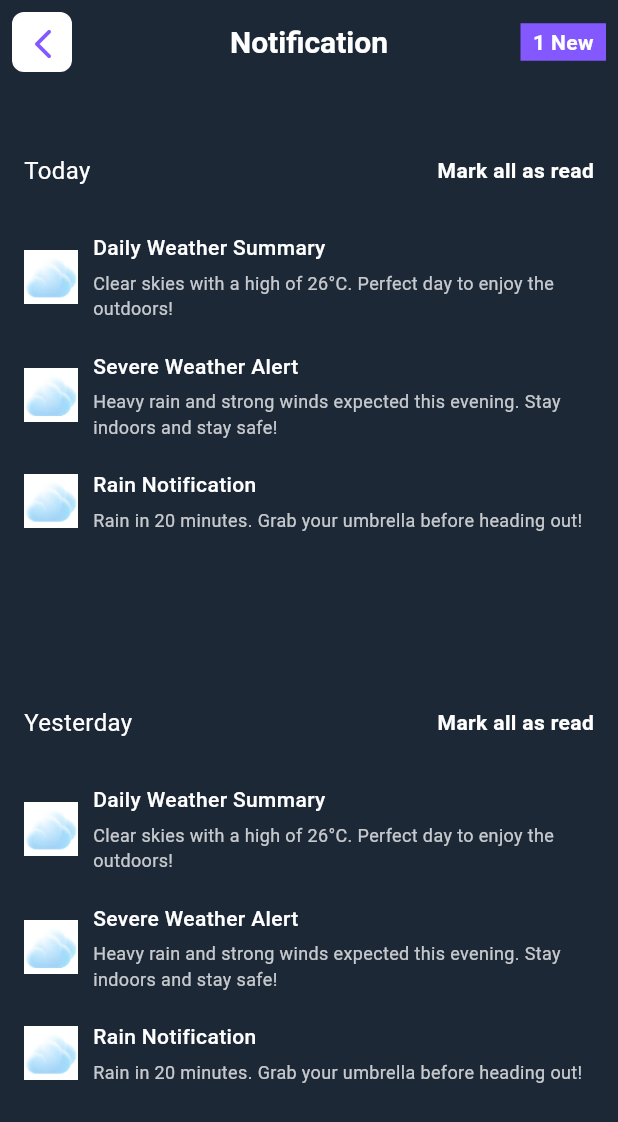
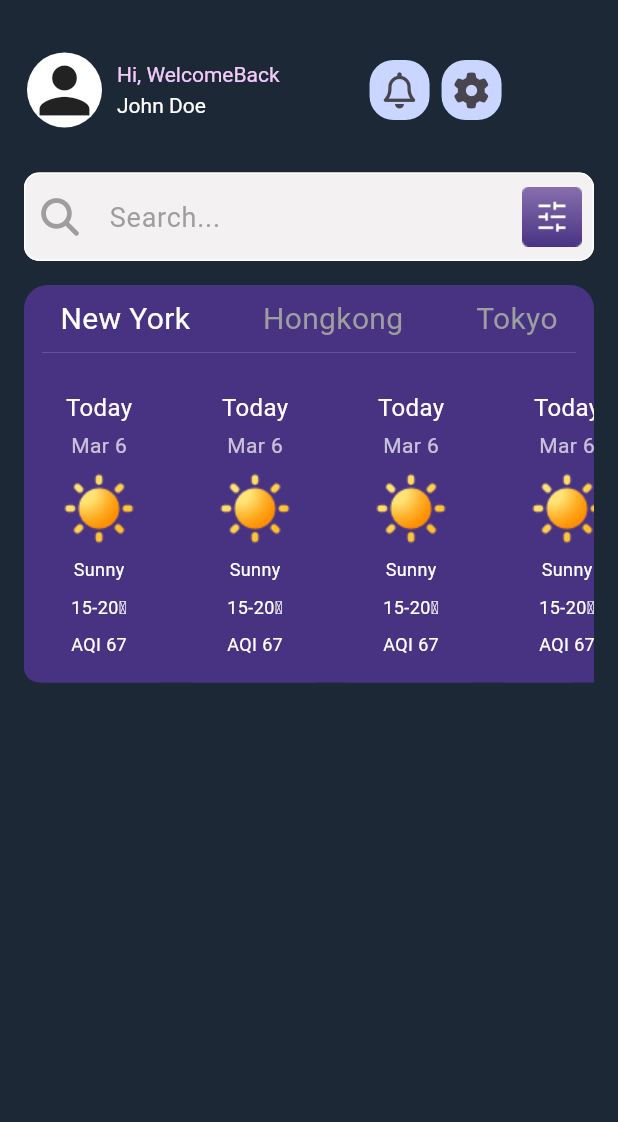
Before and after one commit to doaasafwat/Weather_Forecasting_App, a Flutter app: the NotificationView screen opened directly, after a tap on the "arrow back ios" icon, on a phone screen of 412 x 824 dp. Shown: the top 1122 px of the screen. Run offline on Flutter 3.47's test engine with Material 3 defaults, Android fonts, the light colour scheme and no system bars; our stand-ins replace font_awesome_flutter.

Commit message:
add weather forecast details

```diff
--- a/lib/main.dart
+++ b/lib/main.dart
@@ -1,5 +1,4 @@
 import 'package:flutter/material.dart';
-import 'package:weather_forecasting_app/views/Notification/notification_view.dart';
 import 'package:weather_forecasting_app/views/splash_view.dart';
 
 void main() {
--- a/lib/views/Notification/notification_view.dart
+++ b/lib/views/Notification/notification_view.dart
@@ -1,5 +1,6 @@
 import 'package:flutter/material.dart';
 import 'package:weather_forecasting_app/views/Notification/notification_view_body.dart';
+import 'package:weather_forecasting_app/views/search_view.dart';
 
 class NotificationView extends StatelessWidget {
   const NotificationView({super.key});
@@ -29,7 +30,14 @@ class NotificationView extends StatelessWidget {
             width: 40,
             height: 40,
             child: IconButton(
-              onPressed: () {},
+              onPressed: () {
+                Navigator.push(
+                  context,
+                  MaterialPageRoute(
+                    builder: (context) => SearchView(),
+                  ),
+                );
+              },
               icon: const Icon(
                 Icons.arrow_back_ios_rounded,
                 size: 24,
--- a/lib/views/SettingsView.dart
+++ b/lib/views/SettingsView.dart
@@ -1,7 +1,6 @@
 import 'package:flutter/material.dart';
 
 import 'package:weather_forecasting_app/widgets/custom_list_tile.dart';
-
 
 class Setting extends StatefulWidget {
   const Setting({super.key});
@@ -52,7 +51,7 @@ class _SettingState extends State<Setting> {
                 },
                 tileColor: const Color(0xFF1D2837),
                 title: const Text(
-                  'cellular Data',
+                  'Cellular Data',
                   style: TextStyle(
                       fontSize: 20,
                       fontWeight: FontWeight.bold,
--- a/lib/views/change_password_view.dart
+++ /dev/null
@@ -1,98 +0,0 @@
-import 'package:flutter/material.dart';
-import 'package:weather_forecasting_app/widgets/custom_text_field.dart';
-
-
-class Changepassword extends StatelessWidget {
-  const Changepassword  ({super.key});
-
-  @override
-  Widget build(BuildContext context) {
-    return
-       Scaffold(
-        appBar: AppBar(
-          backgroundColor: const Color(0xff1D2837),
-          leading: Container(
-              margin: const EdgeInsets.all(8),
-              decoration: BoxDecoration(
-                  borderRadius: BorderRadius.circular(8), color: Colors.white),
-              child: const BackButton()),
-        ),
-        body: Container(
-          color: const Color(0xff1D2837),
-          child: Padding(
-            padding: const EdgeInsets.only(top: 50),
-            child: Column(
-              mainAxisAlignment: MainAxisAlignment.start,
-              crossAxisAlignment: CrossAxisAlignment.start,
-              children: [
-                const Padding(
-                  padding: EdgeInsets.only(left: 15),
-                  child: Text(
-                    'Create new password',
-                    style: TextStyle(
-                        fontSize: 35,
-                        fontWeight: FontWeight.w500,
-                        color: Colors.white),
-                  ),
-                ),
-                const SizedBox(
-                  height: 15,
-                ),
-                const Padding(
-                  padding: EdgeInsets.only(left: 15),
-                  child: Text(
-                    'Your password must be unique from\n those previously used.',
-                    style: TextStyle(
-                        fontSize: 20,
-                        color: Colors.white,
-                        fontWeight: FontWeight.w300),
-                  ),
-                ),
-                const SizedBox(
-                  height: 50,
-                ),
-                const TextFieldWidget(
-                  label: 'Current password',
-                ),
-                const SizedBox(
-                  height: 20,
-                ),
-                const TextFieldWidget(
-                  label: 'New password',
-                ),
-                const SizedBox(
-                  height: 20,
-                ),
-                const TextFieldWidget(
-                  label: 'Confirm password',
-                ),
-                const SizedBox(
-                  height: 20,
-                ),
-                Padding(
-                  padding: const EdgeInsets.symmetric(horizontal: 15),
-                  child: ClipRRect(
-                    borderRadius: BorderRadius.circular(12),
-                    child: ElevatedButton(
-                      style: const ButtonStyle(
-                          fixedSize: WidgetStatePropertyAll(
-                              Size.fromWidth(double.maxFinite)),
-                          shape: WidgetStatePropertyAll(LinearBorder.none),
-                          backgroundColor:
-                              WidgetStatePropertyAll(Color(0xff8458FF))),
-                      onPressed: () {},
-                      child: const Text(
-                        'Create',
-                        style: TextStyle(fontSize: 20, color: Colors.white),
-                      ),
-                    ),
-                  ),
-                ),
-              ],
-            ),
-          ),
-        ),
-
-    );
-  }
-}
--- /dev/null
+++ b/lib/views/create_new_password.dart
@@ -0,0 +1,107 @@
+import 'package:flutter/material.dart';
+import 'package:weather_forecasting_app/views/password_changed_view.dart';
+import 'package:weather_forecasting_app/widgets/custom_button.dart';
+import 'package:weather_forecasting_app/widgets/custom_text_field.dart';
+
+class CreateNewPassword extends StatelessWidget {
+  const CreateNewPassword({super.key});
+
+  @override
+  Widget build(BuildContext context) {
+    return Scaffold(
+      appBar: AppBar(
+        backgroundColor: const Color(0xff1D2837),
+        leading: Container(
+            margin: const EdgeInsets.all(8),
+            decoration: BoxDecoration(
+                borderRadius: BorderRadius.circular(8), color: Colors.white),
+            child: const BackButton()),
+      ),
+      body: Container(
+        color: const Color(0xff1D2837),
+        child: Padding(
+          padding: const EdgeInsets.only(top: 50),
+          child: Column(
+            mainAxisAlignment: MainAxisAlignment.start,
+            crossAxisAlignment: CrossAxisAlignment.start,
+            children: [
+              const Padding(
+                padding: EdgeInsets.only(left: 15),
+                child: Text(
+                  'Create new password',
+                  style: TextStyle(
+                      fontSize: 30,
+                      fontWeight: FontWeight.w500,
+                      color: Colors.white),
+                ),
+              ),
+              const SizedBox(
+                height: 15,
+              ),
+              const Padding(
+                padding: EdgeInsets.only(left: 15),
+                child: Text(
+                  'Your password must be unique from\n those previously used.',
+                  style: TextStyle(
+                      fontSize: 18,
+                      color: Colors.white,
+                      fontWeight: FontWeight.w300),
+                ),
+              ),
+              const SizedBox(
+                height: 50,
+              ),
+              const TextFieldWidget(
+                label: 'Current password',
+              ),
+              const SizedBox(
+                height: 20,
+              ),
+              const TextFieldWidget(
+                label: 'New password',
+              ),
+              const SizedBox(
+                height: 20,
+              ),
+              const TextFieldWidget(
+                label: 'Confirm password',
+              ),
+              const SizedBox(
+                height: 20,
+              ),
+              CustomButton(
+                text: 'Create',
+                onTap: () {
+                  Navigator.push(
+                    context,
+                    MaterialPageRoute(
+                        builder: (context) => const PasswordChangedView()),
+                  );
+                },
+              ),
+              // Padding(
+              //   padding: const EdgeInsets.symmetric(horizontal: 15),
+              //   child: ClipRRect(
+              //     borderRadius: BorderRadius.circular(12),
+              //     child: ElevatedButton(
+              //       style: const ButtonStyle(
+              //           fixedSize: WidgetStatePropertyAll(
+              //               Size.fromWidth(double.maxFinite)),
+              //           shape: WidgetStatePropertyAll(LinearBorder.none),
+              //           backgroundColor:
+              //               WidgetStatePropertyAll(Color(0xff8458FF))),
+              //       onPressed: () {},
+              //       child: const Text(
+              //         'Create',
+              //         style: TextStyle(fontSize: 20, color: Colors.white),
+              //       ),
+              //     ),
+              //   ),
+              // ),
+            ],
+          ),
+        ),
+      ),
+    );
+  }
+}
--- /dev/null
+++ b/lib/views/search_view.dart
@@ -0,0 +1,14 @@
+import 'package:flutter/material.dart';
+import 'package:weather_forecasting_app/widgets/search_view_body.dart';
+
+class SearchView extends StatelessWidget {
+  const SearchView({super.key});
+
+  @override
+  Widget build(BuildContext context) {
+    return const Scaffold(
+      backgroundColor: Color(0xFF1D2837),
+      body: SearchViewBody(),
+    );
+  }
+}
--- a/lib/views/splash_view.dart
+++ b/lib/views/splash_view.dart
@@ -1,5 +1,5 @@
 import 'package:flutter/material.dart';
-import 'package:weather_forecasting_app/views/password_changed_view.dart';
+import 'package:weather_forecasting_app/views/create_new_password.dart';
 import 'package:weather_forecasting_app/widgets/splash_view_body.dart';
 
 class SplashView extends StatefulWidget {
@@ -27,8 +27,7 @@ class _SplashViewState extends State<SplashView>
     Future.delayed(const Duration(seconds: 3), () {
       Navigator.pushReplacement(
         context,
-        MaterialPageRoute(
-            builder: (context) => const PasswordChangedView()),
+        MaterialPageRoute(builder: (context) => const CreateNewPassword()),
       );
     });
   }
--- /dev/null
+++ b/lib/views/weather_forecast_details_view.dart
@@ -0,0 +1,11 @@
+import 'package:flutter/cupertino.dart';
+import 'package:weather_forecasting_app/widgets/weather_forecast_details_body.dart';
+
+class WeatherForecastDetailsView extends StatelessWidget {
+  const WeatherForecastDetailsView({super.key});
+
+  @override
+  Widget build(BuildContext context) {
+    return const WeatherForecastDetailsBody();
+  }
+}
--- a/lib/widgets/custom_button.dart
+++ b/lib/widgets/custom_button.dart
@@ -1,17 +1,13 @@
 import 'package:flutter/material.dart';
 
 class CustomButton extends StatelessWidget {
-  const CustomButton({super.key, required this.text});
+  const CustomButton({super.key, required this.text, required this.onTap});
   final String text;
+  final void Function() onTap;
   @override
   Widget build(BuildContext context) {
     return GestureDetector(
-      onTap: () {
-        // Navigator.push(
-        //   context,
-        //   MaterialPageRoute(builder: (context) => ),
-        // );
-      },
+      onTap:onTap,
       child: Padding(
         padding: const EdgeInsets.symmetric(horizontal: 15),
         child: Container(
--- /dev/null
+++ b/lib/widgets/custom_text_field_search_view.dart
@@ -0,0 +1,64 @@
+import 'package:flutter/material.dart';
+import 'package:font_awesome_flutter/font_awesome_flutter.dart';
+
+class CustomSearchTextField extends StatelessWidget {
+  CustomSearchTextField({super.key});
+
+  final textController = TextEditingController();
+  final textKey = GlobalKey<FormState>();
+
+  @override
+  Widget build(BuildContext context) {
+    return Form(
+        key: textKey,
+        child: TextFormField(
+          controller: textController,
+          validator: (value) {
+            if (value == null || value.isEmpty) {
+              return 'This Field is required';
+            }
+            return null;
+          },
+          decoration: InputDecoration(
+            fillColor: const Color.fromARGB(255, 243, 241, 241),
+            filled: true,
+            hintText: ' Search...',
+            hintStyle: const TextStyle(color: Colors.grey, fontSize: 18),
+            prefixIcon: IconButton(
+              onPressed: () {
+                if (textKey.currentState!.validate()) {
+                  textController.clear();
+                }
+              },
+              icon: const Icon(
+                FontAwesomeIcons.magnifyingGlass,
+                color: Colors.grey,
+                size: 25,
+              ),
+            ),
+            suffixIcon: IconButton(
+              onPressed: () {
+                if (textKey.currentState!.validate()) {
+                  textController.clear();
+                }
+              },
+              icon: Image.asset(
+                'assets/images/Icon.png',
+                height: 40,
+                width: 40,
+              ),
+            ),
+            enabledBorder: buildOutlineInputBorder(),
+            focusedBorder: buildOutlineInputBorder(),
+          ),
+        ));
+  }
+
+  OutlineInputBorder buildOutlineInputBorder() {
+    return OutlineInputBorder(
+      gapPadding: 1,
+      borderRadius: BorderRadius.circular(10),
+      borderSide: const BorderSide(color: Colors.white),
+    );
+  }
+}
--- /dev/null
+++ b/lib/widgets/header_search_view.dart
@@ -0,0 +1,103 @@
+import 'package:flutter/material.dart';
+import 'package:font_awesome_flutter/font_awesome_flutter.dart';
+import 'package:weather_forecasting_app/views/Notification/notification_view.dart';
+import 'package:weather_forecasting_app/views/SettingsView.dart';
+
+class HeaderSearchView extends StatelessWidget {
+  const HeaderSearchView({super.key});
+
+  @override
+  Widget build(BuildContext context) {
+    return Padding(
+      padding: const EdgeInsets.only(top: 25),
+      child: Padding(
+        padding: const EdgeInsets.only(top: 10, left: 18, bottom: 20),
+        child: Row(
+          mainAxisAlignment: MainAxisAlignment.start,
+          children: [
+            Container(
+              decoration: BoxDecoration(
+                borderRadius: BorderRadius.circular(50),
+                color: Colors.white,
+              ),
+              child: const Icon(
+                Icons.person,
+                size: 50,
+              ),
+            ),
+            const SizedBox(
+              width: 10,
+            ),
+            const Column(
+              crossAxisAlignment: CrossAxisAlignment.start,
+              children: [
+                DefaultTextStyle(
+                  style: TextStyle(
+                      color: Color(0xff9F7CFFF),
+                      fontSize: 14,
+                      fontWeight: FontWeight.w400),
+                  child: Text('Hi, WelcomeBack'),
+                ),
+                SizedBox(
+                  height: 5,
+                ),
+                DefaultTextStyle(
+                  style: TextStyle(
+                      color: Colors.white,
+                      fontSize: 14,
+                      fontWeight: FontWeight.w400),
+                  child: Text('John Doe'),
+                ),
+              ],
+            ),
+            const SizedBox(
+              width: 60,
+            ),
+            Container(
+              width: 40,
+              height: 40,
+              decoration: BoxDecoration(
+                borderRadius: BorderRadius.circular(16),
+                color: Color(0xffCAD6FF),
+              ),
+              child: IconButton(
+                onPressed: () {
+                  Navigator.push(
+                    context,
+                    MaterialPageRoute(
+                      builder: (context) => const NotificationView(),
+                    ),
+                  );
+                },
+                icon: const Icon(FontAwesomeIcons.bell),
+              ),
+            ),
+            const SizedBox(
+              width: 8,
+            ),
+            Container(
+              width: 40,
+              height: 40,
+              decoration: BoxDecoration(
+                borderRadius: BorderRadius.circular(16),
+                color: const Color(0xffCAD6FF),
+              ),
+              child: IconButton(
+                alignment: Alignment.center,
+                onPressed: () {
+                  Navigator.push(
+                    context,
+                    MaterialPageRoute(
+                      builder: (context) => const Setting(),
+                    ),
+                  );
+                },
+                icon: const Icon(FontAwesomeIcons.gear),
+              ),
+            )
+          ],
+        ),
+      ),
+    );
+  }
+}
--- a/lib/widgets/password_changed_body.dart
+++ b/lib/widgets/password_changed_body.dart
@@ -1,4 +1,5 @@
 import 'package:flutter/material.dart';
+import 'package:weather_forecasting_app/views/search_view.dart';
 import 'package:weather_forecasting_app/widgets/custom_button.dart';
 
 class PasswordChangedBody extends StatelessWidget {
@@ -14,7 +15,7 @@ class PasswordChangedBody extends StatelessWidget {
           crossAxisAlignment: CrossAxisAlignment.center,
           children: [
             Image.asset('assets/images/Sticker.png'),
-            const SizedBox(height: 100),
+            const SizedBox(height: 60),
             const DefaultTextStyle(
               style: TextStyle(
                   color: Color(0xFFFFFFFF),
@@ -37,8 +38,16 @@ class PasswordChangedBody extends StatelessWidget {
               ),
             ),
             const SizedBox(height: 40),
-            const CustomButton(
+            CustomButton(
               text: 'Okey',
+              onTap: () {
+                Navigator.push(
+                  context,
+                  MaterialPageRoute(
+                    builder: (context) => const SearchView(),
+                  ),
+                );
+              },
             ),
           ],
         ),
--- /dev/null
+++ b/lib/widgets/search_view_body.dart
@@ -0,0 +1,25 @@
+import 'package:flutter/cupertino.dart';
+import 'package:flutter/material.dart';
+import 'package:flutter/widgets.dart';
+import 'package:weather_forecasting_app/views/weather_forecast_details_view.dart';
+import 'package:weather_forecasting_app/widgets/custom_text_field_search_view.dart';
+import 'package:weather_forecasting_app/widgets/header_search_view.dart';
+
+class SearchViewBody extends StatelessWidget {
+  const SearchViewBody({super.key});
+
+  @override
+  Widget build(BuildContext context) {
+    return ListView(
+      children: [
+        const HeaderSearchView(),
+        const SizedBox(height: 10),
+        Padding(
+          padding: const EdgeInsets.symmetric(horizontal: 16),
+          child: CustomSearchTextField(),
+        ),
+        WeatherForecastDetailsView(),
+      ],
+    );
+  }
+}
--- /dev/null
+++ b/lib/widgets/weather_card_item.dart
@@ -0,0 +1,53 @@
+import 'package:flutter/material.dart';
+
+class WeatherCard extends StatelessWidget {
+  const WeatherCard(
+      {super.key,
+      required this.day,
+      required this.data,
+      required this.condition,
+      required this.tempRange,
+      required this.aqi});
+
+  @override
+  final String day, data, condition, tempRange, aqi;
+  Widget build(BuildContext context) {
+    return Container(
+      width: 100,
+      height: 156,
+      margin: const EdgeInsets.only(right: 4),
+      decoration: BoxDecoration(
+        color: const Color(0xff483383),
+        borderRadius: BorderRadius.circular(10),
+      ),
+      child: Column(mainAxisAlignment: MainAxisAlignment.center, children: [
+        Text(
+          day,
+          style: const TextStyle(fontSize: 16, color: Colors.white),
+        ),
+        const SizedBox(height: 4),
+        Text(
+          data,
+          style: const TextStyle(fontSize: 14, color: Colors.white70),
+        ),
+        const SizedBox(height: 8),
+        Image.asset('assets/images/01_sunny_color.png'),
+        const SizedBox(height: 8),
+        Text(
+          condition,
+          style: const TextStyle(fontSize: 12, color: Colors.white),
+        ),
+        const SizedBox(height: 8),
+        Text(
+          tempRange,
+          style: const TextStyle(fontSize: 12, color: Colors.white),
+        ),
+        const SizedBox(height: 8),
+        Text(
+          aqi,
+          style: const TextStyle(fontSize: 12, color: Colors.white),
+        ),
+      ]),
+    );
+  }
+}
--- /dev/null
+++ b/lib/widgets/weather_card_list_view.dart
@@ -0,0 +1,60 @@
+import 'package:flutter/cupertino.dart';
+import 'package:weather_forecasting_app/widgets/weather_card_item.dart';
+
+class WeatherCardListView extends StatelessWidget {
+  const WeatherCardListView({super.key});
+  static const items = [
+    WeatherCard(
+      day: 'Today',
+      data: 'Mar 6',
+      condition: 'Sunny',
+      tempRange: '15-20℃',
+      aqi: 'AQI 67',
+    ),
+    WeatherCard(
+      day: 'Today',
+      data: 'Mar 6',
+      condition: 'Sunny',
+      tempRange: '15-20℃',
+      aqi: 'AQI 67',
+    ),
+    WeatherCard(
+      day: 'Today',
+      data: 'Mar 6',
+      condition: 'Sunny',
+      tempRange: '15-20℃',
+      aqi: 'AQI 67',
+    ),
+    WeatherCard(
+      day: 'Today',
+      data: 'Mar 6',
+      condition: 'Sunny',
+      tempRange: '15-20℃',
+      aqi: 'AQI 67',
+    ),
+    WeatherCard(
+      day: 'Today',
+      data: 'Mar 6',
+      condition: 'Sunny',
+      tempRange: '15-20℃',
+      aqi: 'AQI 67',
+    ),
+    WeatherCard(
+      day: 'Today',
+      data: 'Mar 6',
+      condition: 'Sunny',
+      tempRange: '15-20℃',
+      aqi: 'AQI 67',
+    ),
+  ];
+  @override
+  Widget build(BuildContext context) {
+    return ListView.builder(
+      itemCount: items.length,
+      scrollDirection: Axis.horizontal,
+      itemBuilder: (context, index) {
+        return items[index];
+      },
+    );
+  }
+}
--- /dev/null
+++ b/lib/widgets/weather_forecast_details_body.dart
@@ -0,0 +1,52 @@
+import 'package:flutter/material.dart';
+import 'package:weather_forecasting_app/widgets/weather_card_list_view.dart';
+
+class WeatherForecastDetailsBody extends StatelessWidget {
+  const WeatherForecastDetailsBody({super.key});
+
+  @override
+  Widget build(BuildContext context) {
+    return Padding(
+      padding: const EdgeInsets.all(16),
+      child: Container(
+        width: 343,
+        height: 265,
+        decoration: BoxDecoration(
+          color: const Color(0xff483383),
+          borderRadius: BorderRadius.circular(16),
+        ),
+        child: const Column(
+          children: [
+            SizedBox(
+              height: 8,
+            ),
+            Row(
+              mainAxisAlignment: MainAxisAlignment.spaceAround,
+              children: [
+                Text(
+                  "New York",
+                  style: TextStyle(fontSize: 20, color: Colors.white),
+                ),
+                Text(
+                  "Hongkong",
+                  style: TextStyle(fontSize: 20, color: Colors.grey),
+                ),
+                Text(
+                  "Tokyo",
+                  style: TextStyle(fontSize: 20, color: Colors.grey),
+                ),
+              ],
+            ),
+            Divider(
+              color: Color(0xffFFFFFF),
+              thickness: 0.1,
+              indent: 12,
+              endIndent: 12,
+            ),
+            Expanded(child: WeatherCardListView()),
+          ],
+        ),
+      ),
+    );
+  }
+}
```
Also changed, not shown: assets/images/01_sunny_color.png (added), assets/images/Icon.png (added), pubspec.lock.
